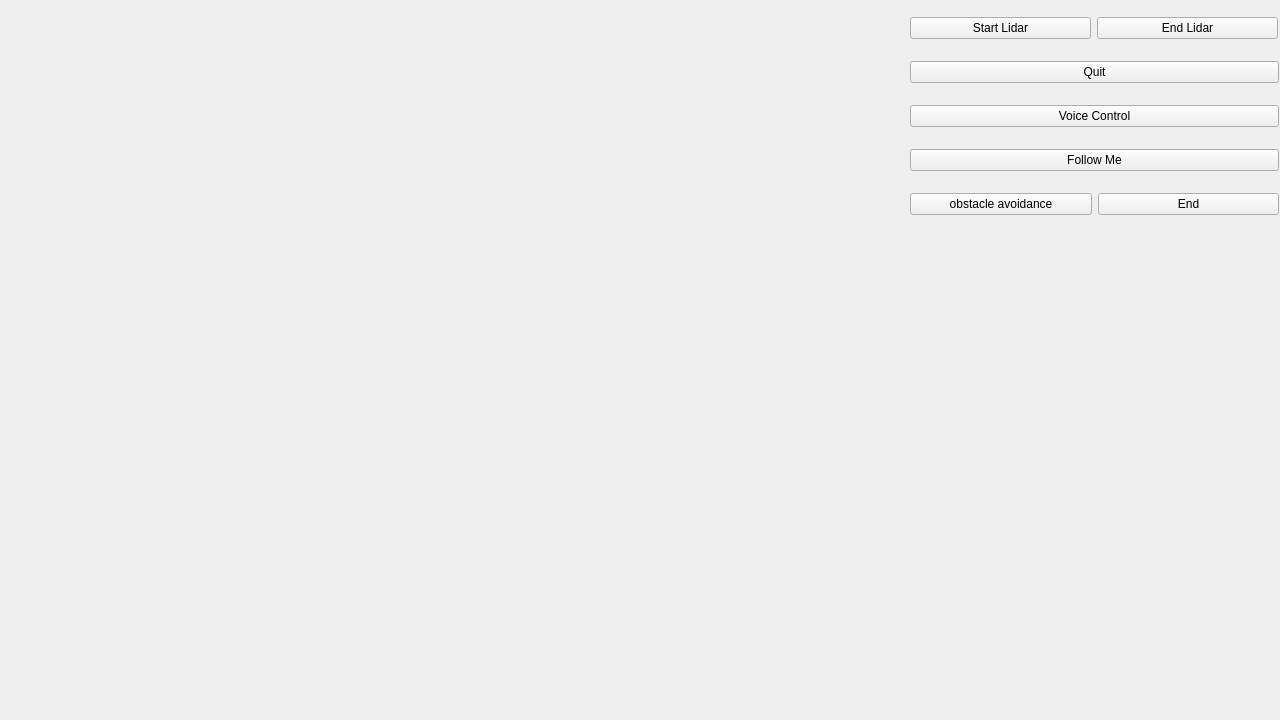
First picture: the form in mainwindow.ui, repository Alixjie/Buddy-Bot, before the edit.
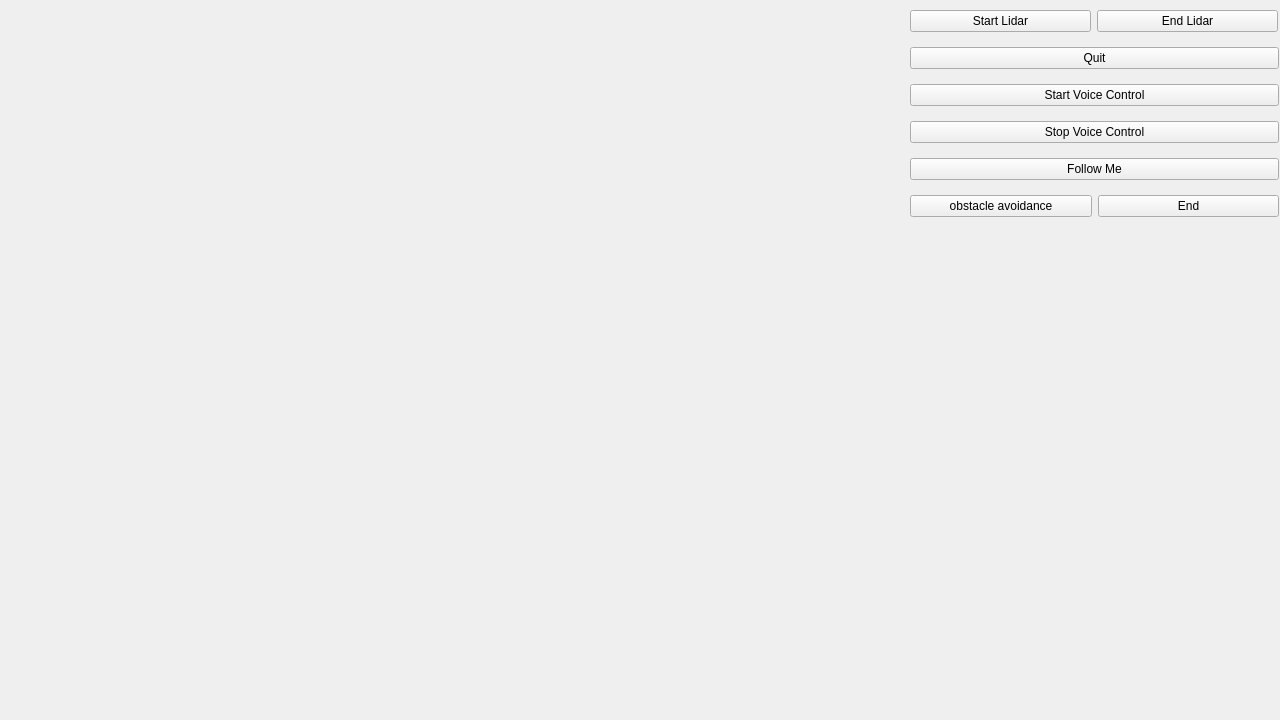
Second picture: the form after the edit.

Commit message: add voice control client in qt program

```diff
--- a/mainwindow.ui
+++ b/mainwindow.ui
@@ -58,7 +58,14 @@
      <item>
       <widget class="QPushButton" name="voice_control">
        <property name="text">
-        <string>Voice Control</string>
+        <string>Start Voice Control</string>
+       </property>
+      </widget>
+     </item>
+    <item>
+      <widget class="QPushButton" name="voice_control_stop">
+       <property name="text">
+        <string>Stop Voice Control</string>
        </property>
       </widget>
      </item>
```
Left out of the diff: 2 changed lines with no effect on the pictures. The commit also changes 8 other files.
